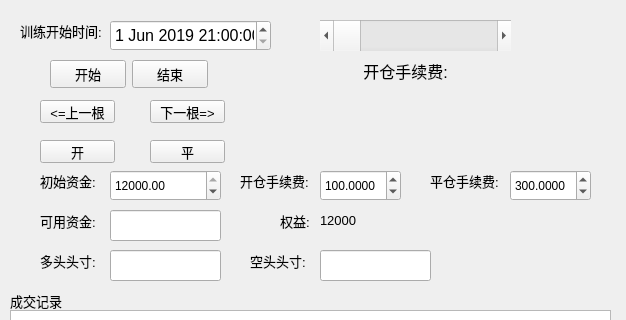
The window that FutureSystem/traindlg.ui (spartawwy/FForcast_train) describes before a commit, drawn with Qt 5; both pictures show x 0 to 626 and y 0 to 320 of the 626 by 608 pixel window.
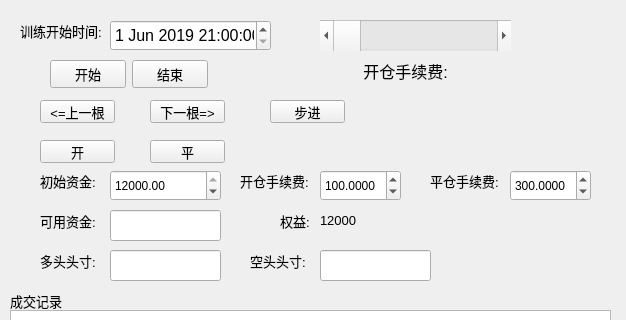
The same window after the commit.

Commit message: reallizing train dlg: reallized step related move

```diff
--- a/FutureSystem/traindlg.ui
+++ b/FutureSystem/traindlg.ui
@@ -495,6 +495,24 @@
     <set>Qt::AlignCenter</set>
    </property>
   </widget>
+  <widget class="QPushButton" name="pbtnNextStep">
+   <property name="geometry">
+    <rect>
+     <x>270</x>
+     <y>100</y>
+     <width>75</width>
+     <height>23</height>
+    </rect>
+   </property>
+   <property name="font">
+    <font>
+     <pointsize>10</pointsize>
+    </font>
+   </property>
+   <property name="text">
+    <string>步进</string>
+   </property>
+  </widget>
  </widget>
  <resources/>
  <connections/>
```
The commit also changes 12 other files.
